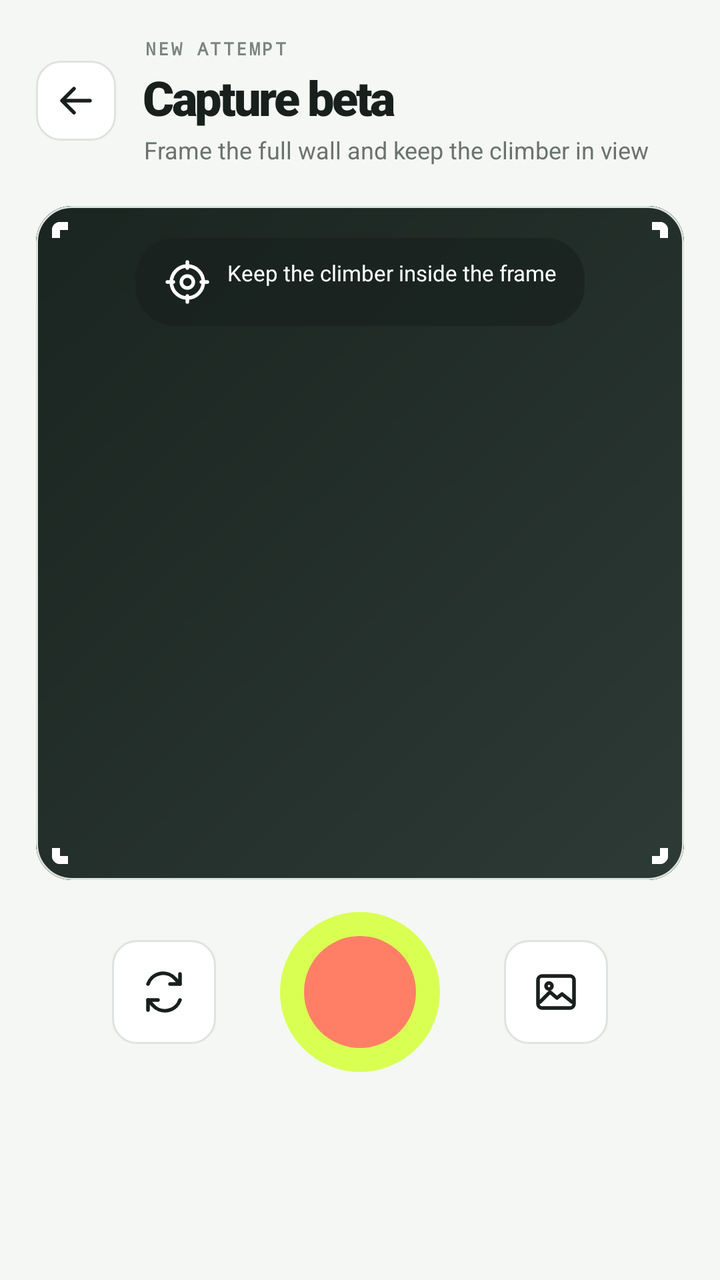
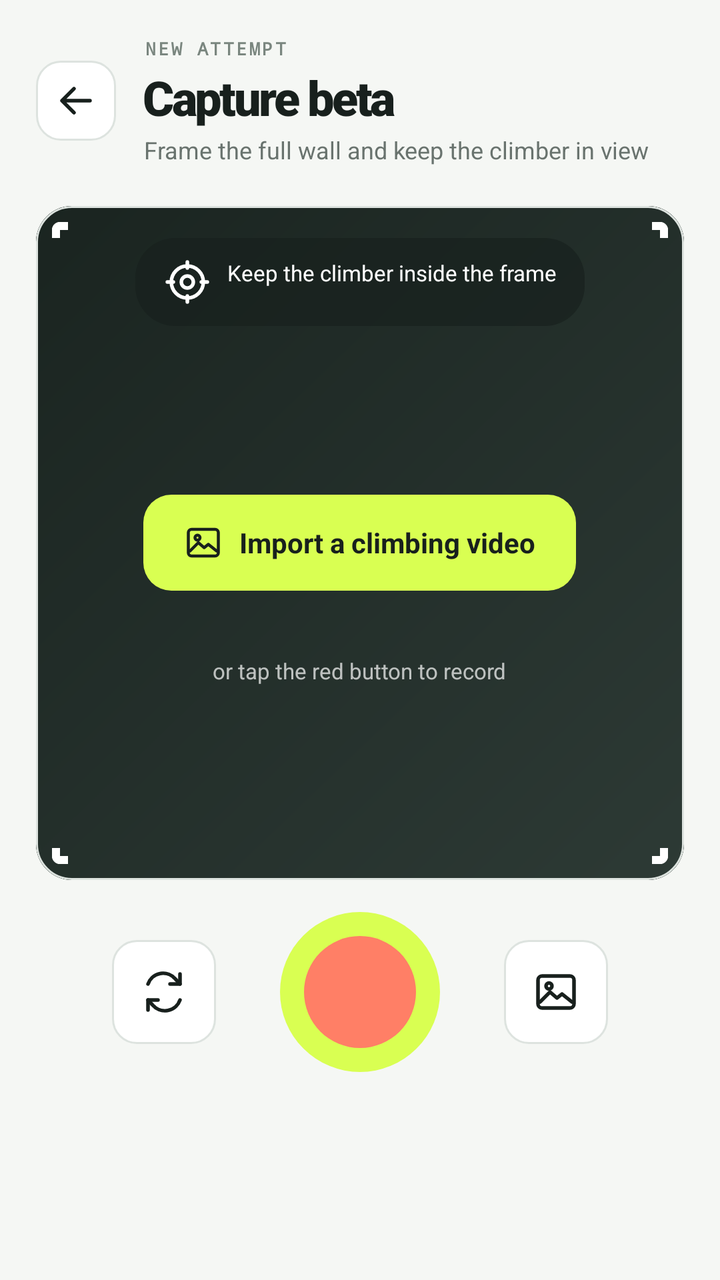

Screens rendered from an Android XML layout before and after an edit, with the pre-edit source and the edit as a unified diff.
<!-- AndroidManifest.xml: application theme Theme.SendBeta -->
<!-- res/layout/fragment_capture.xml -->
<?xml version="1.0" encoding="utf-8"?>
<androidx.constraintlayout.widget.ConstraintLayout 
    xmlns:android="http://schemas.android.com/apk/res/android"
    xmlns:app="http://schemas.android.com/apk/res-auto"
    android:layout_width="match_parent"
    android:layout_height="match_parent"
    android:background="@color/paper">

    
    <LinearLayout
        android:id="@+id/header"
        android:layout_width="match_parent"
        android:layout_height="wrap_content"
        android:gravity="center_vertical"
        android:orientation="horizontal"
        android:paddingHorizontal="18dp"
        android:paddingTop="18dp"
        android:paddingBottom="12dp"
        app:layout_constraintTop_toTopOf="parent">

        <ImageButton
            android:id="@+id/btn_back"
            android:layout_width="40dp"
            android:layout_height="40dp"
            android:background="@drawable/button_outlined"
            android:contentDescription="Back"
            android:src="@drawable/ic_back"
            app:tint="@color/ink" />

        <LinearLayout
            android:layout_width="0dp"
            android:layout_height="wrap_content"
            android:layout_marginStart="14dp"
            android:layout_weight="1"
            android:orientation="vertical">

            <TextView
                android:layout_width="wrap_content"
                android:layout_height="wrap_content"
                android:fontFamily="monospace"
                android:letterSpacing="0.13"
                android:text="@string/new_attempt"
                android:textAllCaps="true"
                android:textColor="#7A867F"
                android:textSize="9sp"
                android:textStyle="bold" />

            <TextView
                android:layout_width="wrap_content"
                android:layout_height="wrap_content"
                android:layout_marginTop="2dp"
                android:fontFamily="sans-serif-black"
                android:letterSpacing="-0.05"
                android:text="@string/capture_beta"
                android:textColor="@color/ink"
                android:textSize="24sp" />

            <TextView
                android:layout_width="wrap_content"
                android:layout_height="wrap_content"
                android:layout_marginTop="2dp"
                android:text="@string/capture_hint"
                android:textColor="@color/muted"
                android:textSize="12sp" />
        </LinearLayout>
    </LinearLayout>

    
    <FrameLayout
        android:id="@+id/camera_container"
        android:layout_width="match_parent"
        android:layout_height="0dp"
        android:layout_marginHorizontal="18dp"
        android:layout_marginTop="8dp"
        app:layout_constraintBottom_toTopOf="@id/controls"
        app:layout_constraintTop_toBottomOf="@id/header">

        
        <com.google.android.material.card.MaterialCardView
            android:id="@+id/camera_card"
            android:layout_width="match_parent"
            android:layout_height="match_parent"
            app:cardBackgroundColor="@color/ink"
            app:cardCornerRadius="18dp"
            app:cardElevation="0dp">

            <FrameLayout
                android:layout_width="match_parent"
                android:layout_height="match_parent">

                
                <View
                    android:layout_width="match_parent"
                    android:layout_height="match_parent"
                    android:background="@drawable/camera_placeholder" />

                
                <TextView
                    android:layout_width="wrap_content"
                    android:layout_height="wrap_content"
                    android:layout_gravity="top|center_horizontal"
                    android:layout_marginTop="16dp"
                    android:background="@drawable/camera_overlay_pill"
                    android:drawableStart="@drawable/ic_target"
                    android:drawablePadding="8dp"
                    android:paddingHorizontal="14dp"
                    android:paddingVertical="10dp"
                    android:text="Keep the climber inside the frame"
                    android:textColor="@color/white"
                    android:textSize="11sp"
                    app:drawableTint="@color/white" />
            </FrameLayout>
        </com.google.android.material.card.MaterialCardView>

        
        
        <View
            android:layout_width="24dp"
            android:layout_height="24dp"
            android:layout_gravity="top|start"
            android:layout_margin="8dp"
            android:background="@drawable/frame_corner_tl" />

        
        <View
            android:layout_width="24dp"
            android:layout_height="24dp"
            android:layout_gravity="top|end"
            android:layout_margin="8dp"
            android:background="@drawable/frame_corner_tr" />

        
        <View
            android:layout_width="24dp"
            android:layout_height="24dp"
            android:layout_gravity="bottom|start"
            android:layout_margin="8dp"
            android:background="@drawable/frame_corner_bl" />

        
        <View
            android:layout_width="24dp"
            android:layout_height="24dp"
            android:layout_gravity="bottom|end"
            android:layout_margin="8dp"
            android:background="@drawable/frame_corner_br" />
    </FrameLayout>

    
    <LinearLayout
        android:id="@+id/controls"
        android:layout_width="match_parent"
        android:layout_height="wrap_content"
        android:gravity="center"
        android:orientation="horizontal"
        android:paddingHorizontal="40dp"
        android:paddingVertical="16dp"
        android:layout_marginBottom="88dp"
        app:layout_constraintBottom_toBottomOf="parent">
        

        
        <FrameLayout
            android:id="@+id/btn_flip"
            android:layout_width="52dp"
            android:layout_height="52dp"
            android:background="@drawable/button_outlined">

            <ImageView
                android:layout_width="24dp"
                android:layout_height="24dp"
                android:layout_gravity="center"
                android:src="@drawable/ic_flip_camera"
                app:tint="@color/ink" />
        </FrameLayout>

        
        <FrameLayout
            android:id="@+id/btn_record"
            android:layout_width="80dp"
            android:layout_height="80dp"
            android:layout_marginHorizontal="32dp"
            android:background="@drawable/record_button_outer">

            <View
                android:layout_width="56dp"
                android:layout_height="56dp"
                android:layout_gravity="center"
                android:background="@drawable/record_button_inner" />
        </FrameLayout>

        
        <FrameLayout
            android:id="@+id/btn_gallery"
            android:layout_width="52dp"
            android:layout_height="52dp"
            android:background="@drawable/button_outlined">

            <ImageView
                android:layout_width="24dp"
                android:layout_height="24dp"
                android:layout_gravity="center"
                android:src="@drawable/ic_gallery"
                app:tint="@color/ink" />
        </FrameLayout>
    </LinearLayout>
</androidx.constraintlayout.widget.ConstraintLayout>
<!-- resources referenced by this layout -->
<resources>
  <color name="ink">#18201d</color>
  <color name="muted">#69736e</color>
  <color name="paper">#f5f7f4</color>
  <color name="white">#ffffff</color>
  <!-- drawable button_outlined (drawable) -->
  <?xml version="1.0" encoding="utf-8"?>
  <shape xmlns:android="http://schemas.android.com/apk/res/android"
      android:shape="rectangle">
      <solid android:color="@color/white" />
      <stroke
          android:width="1dp"
          android:color="@color/line" />
      <corners android:radius="12dp" />
  </shape>
  <!-- drawable camera_overlay_pill (drawable) -->
  <?xml version="1.0" encoding="utf-8"?>
  <shape xmlns:android="http://schemas.android.com/apk/res/android"
      android:shape="rectangle">
      <solid android:color="#B018201d" />
      <corners android:radius="20dp" />
  </shape>
  <!-- drawable camera_placeholder (drawable) -->
  <?xml version="1.0" encoding="utf-8"?>
  <shape xmlns:android="http://schemas.android.com/apk/res/android"
      android:shape="rectangle">
      <gradient
          android:angle="135"
          android:startColor="#2d3a35"
          android:endColor="#1a2420"
          android:type="linear" />
  </shape>
  <!-- drawable ic_back (drawable) -->
  <?xml version="1.0" encoding="utf-8"?>
  <vector xmlns:android="http://schemas.android.com/apk/res/android"
      android:width="24dp"
      android:height="24dp"
      android:viewportWidth="24"
      android:viewportHeight="24">
      <path
          android:pathData="M19 12H5M11 18l-6-6 6-6"
          android:strokeWidth="1.8"
          android:strokeColor="@color/ink"
          android:strokeLineCap="round"
          android:strokeLineJoin="round"
          android:fillColor="#00000000" />
  </vector>
  <!-- drawable record_button_inner (drawable) -->
  <?xml version="1.0" encoding="utf-8"?>
  <shape xmlns:android="http://schemas.android.com/apk/res/android"
      android:shape="oval">
      <solid android:color="@color/coral" />
  </shape>
  <!-- drawable record_button_outer (drawable) -->
  <?xml version="1.0" encoding="utf-8"?>
  <shape xmlns:android="http://schemas.android.com/apk/res/android"
      android:shape="oval">
      <solid android:color="@color/lime" />
  </shape>
  <string name="capture_beta">Capture beta</string>
  <string name="capture_hint">Frame the full wall and keep the climber in view</string>
  <string name="new_attempt">New attempt</string>
  <style name="Theme.SendBeta" parent="Base.Theme.SendBeta" />
  <color name="line">#dde3df</color>
  <color name="coral">#ff7f66</color>
  <color name="lime">#d9ff52</color>
  <color name="lime_dark">#b9e72a</color>
  <style name="Widget.SendBeta.CardView" parent="Widget.Material3.CardView.Outlined">
          <item name="cardBackgroundColor">@color/white</item>
          <item name="cardCornerRadius">14dp</item>
          <item name="cardElevation">0dp</item>
          <item name="strokeColor">@color/line</item>
          <item name="strokeWidth">1dp</item>
      </style>
  <style name="Widget.SendBeta.Chip" parent="Widget.Material3.Chip.Filter">
          <item name="chipBackgroundColor">@color/chip_background_color</item>
          <item name="chipStrokeColor">@color/line</item>
          <item name="chipStrokeWidth">1dp</item>
          <item name="android:textColor">@color/chip_text_color</item>
          <item name="chipCornerRadius">20dp</item>
      </style>
  <!-- unchanged entries left out for length: 8 -->
</resources>

<!-- the commit's change to res/layout/fragment_capture.xml (unified diff, before → after) -->
@@ -109,6 +109,45 @@
                     android:textColor="@color/white"
                     android:textSize="11sp"
                     app:drawableTint="@color/white" />
+
+                
+                <LinearLayout
+                    android:id="@+id/btn_import_center"
+                    android:layout_width="wrap_content"
+                    android:layout_height="wrap_content"
+                    android:layout_gravity="center"
+                    android:background="@drawable/button_lime"
+                    android:clickable="true"
+                    android:focusable="true"
+                    android:gravity="center_vertical"
+                    android:orientation="horizontal"
+                    android:paddingHorizontal="20dp"
+                    android:paddingVertical="14dp">
+
+                    <ImageView
+                        android:layout_width="20dp"
+                        android:layout_height="20dp"
+                        android:src="@drawable/ic_gallery"
+                        app:tint="@color/ink" />
+
+                    <TextView
+                        android:layout_width="wrap_content"
+                        android:layout_height="wrap_content"
+                        android:layout_marginStart="8dp"
+                        android:text="Import a climbing video"
+                        android:textColor="@color/ink"
+                        android:textSize="14sp"
+                        android:textStyle="bold" />
+                </LinearLayout>
+
+                <TextView
+                    android:layout_width="wrap_content"
+                    android:layout_height="wrap_content"
+                    android:layout_gravity="center"
+                    android:layout_marginTop="64dp"
+                    android:text="or tap the red button to record"
+                    android:textColor="#B3FFFFFF"
+                    android:textSize="11sp" />
             </FrameLayout>
         </com.google.android.material.card.MaterialCardView>
 
<!-- resource entries referenced after the edit -->
@@ -4,6 +4,13 @@
   <color name="muted">#69736e</color>
   <color name="paper">#f5f7f4</color>
   <color name="white">#ffffff</color>
+  <!-- drawable button_lime (drawable) -->
+  <?xml version="1.0" encoding="utf-8"?>
+  <shape xmlns:android="http://schemas.android.com/apk/res/android"
+      android:shape="rectangle">
+      <solid android:color="@color/lime" />
+      <corners android:radius="14dp" />
+  </shape>
   <!-- drawable button_outlined (drawable) -->
   <?xml version="1.0" encoding="utf-8"?>
   <shape xmlns:android="http://schemas.android.com/apk/res/android"
